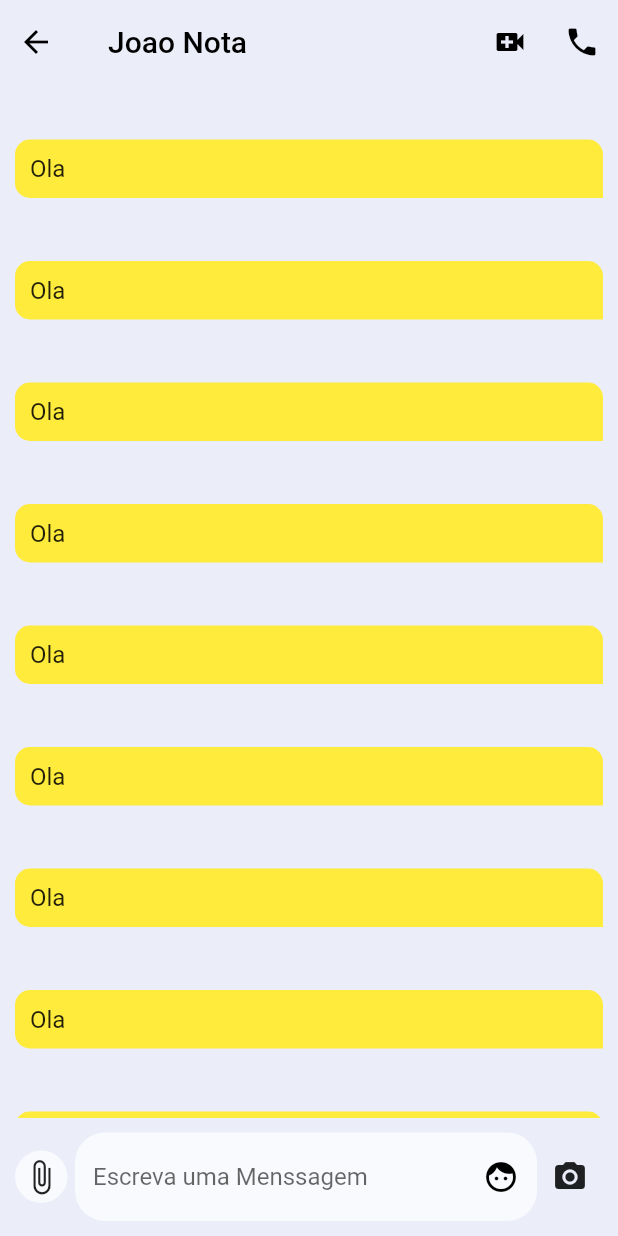
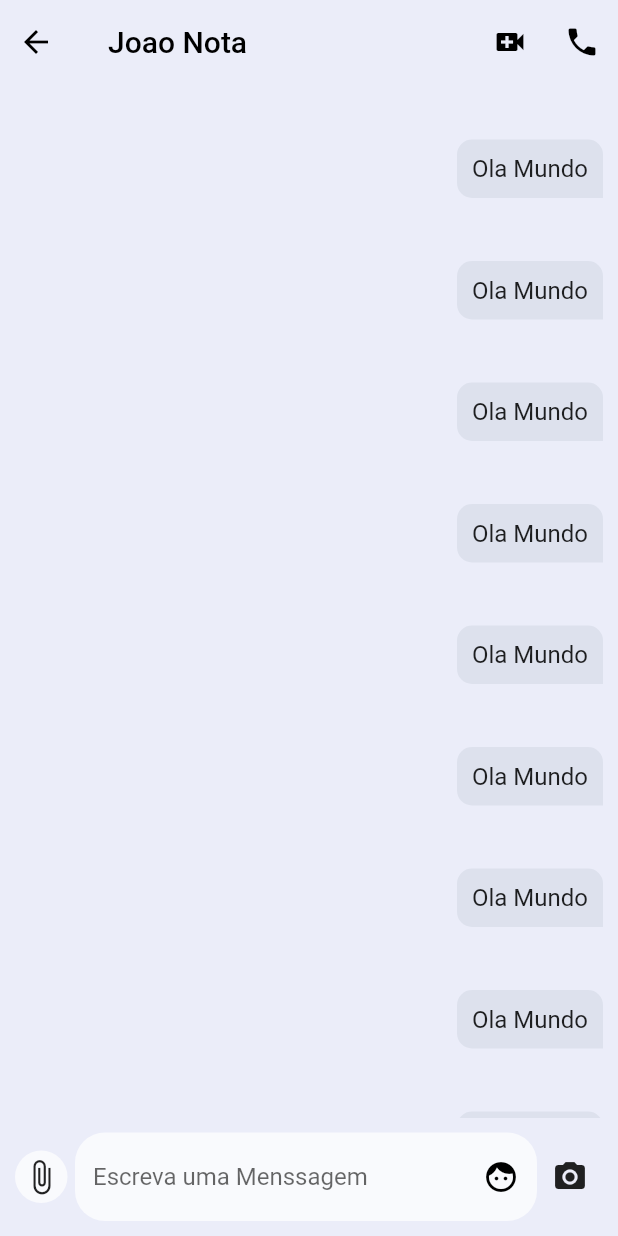
Before and after one commit to Joaonota/xilhamalisso, a Flutter app: the screen it shows after launch, on a phone screen of 412 x 824 dp. Run offline on Flutter 3.47's test engine with Material 2 defaults, Android fonts, the phone set to English and light mode, and no system bars; our stand-ins replace font_awesome_flutter, google_fonts.

```diff
--- a/lib/Menu/menssgaem.dart
+++ b/lib/Menu/menssgaem.dart
@@ -77,6 +77,7 @@ class _MenssagemState extends State<Menssagem> {
     return Container(
       margin: EdgeInsets.symmetric(vertical: 15),
       child: Container(
+        alignment: Alignment.centerRight,
         child: senderLayout(),
       ),
     );
@@ -91,7 +92,7 @@ class _MenssagemState extends State<Menssagem> {
         maxWidth: MediaQuery.of(context).size.width * 0.65,
       ),
       decoration: BoxDecoration(
-        color: Colors.yellow,
+        color: Color(0xffdde1ed),
         borderRadius: BorderRadius.only(
           topLeft: messageRadius,
           topRight: messageRadius,
@@ -101,7 +102,7 @@ class _MenssagemState extends State<Menssagem> {
       child: Padding(
         padding: EdgeInsets.all(10),
         child: Text(
-          "Ola",
+          "Ola Mundo",
           style: TextStyle(fontSize: 16),
         ),
       ),
@@ -116,9 +117,10 @@ class _MenssagemState extends State<Menssagem> {
           BoxConstraints(maxWidth: MediaQuery.of(context).size.width * 0.65),
       decoration: BoxDecoration(
         borderRadius: BorderRadius.only(
-            bottomRight: menssagemRadius,
-            topLeft: menssagemRadius,
-            topRight: menssagemRadius),
+          bottomRight: menssagemRadius,
+          topRight: menssagemRadius,
+          bottomLeft: menssagemRadius,
+        ),
         color: Color(0xffdde1ed),
       ),
       child: Padding(
```
